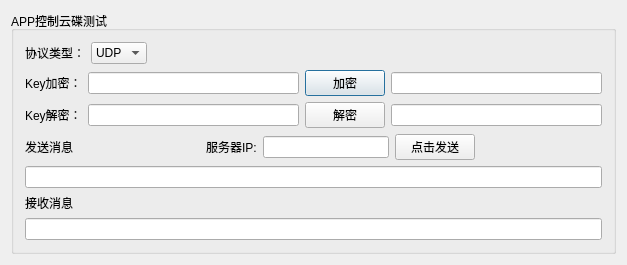
yanglw115/Softwares, file QT/Qt/Macao_Router_app_control_test/mainDialog.ui: the form before one commit.
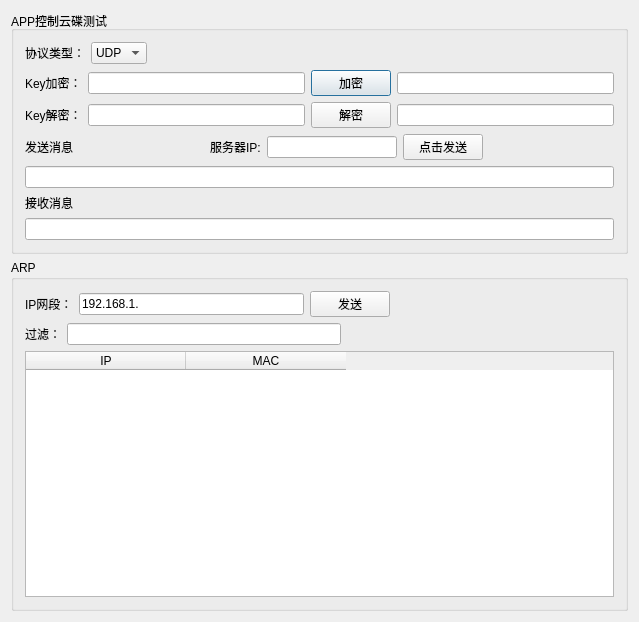
The form after the commit.

Commit message: 增加通过ARP获取与过滤局域网相应MAC的路由器IP地址功能。

Patch:
```diff
--- a/QT/Qt/Macao_Router_app_control_test/mainDialog.ui
+++ b/QT/Qt/Macao_Router_app_control_test/mainDialog.ui
@@ -7,7 +7,7 @@
     <x>0</x>
     <y>0</y>
     <width>627</width>
-    <height>263</height>
+    <height>622</height>
    </rect>
   </property>
   <property name="windowTitle">
@@ -189,23 +189,123 @@
         <item>
          <widget class="QLineEdit" name="m_pTextReceive"/>
         </item>
+       </layout>
+      </widget>
+     </item>
+    </layout>
+   </item>
+   <item>
+    <widget class="QGroupBox" name="groupBox_2">
+     <property name="title">
+      <string>ARP</string>
+     </property>
+     <layout class="QVBoxLayout" name="verticalLayout_6">
+      <item>
+       <layout class="QVBoxLayout" name="verticalLayout_5">
         <item>
-         <spacer name="verticalSpacer">
+         <layout class="QHBoxLayout" name="horizontalLayout_6">
+          <item>
+           <widget class="QLabel" name="label_7">
+            <property name="text">
+             <string>IP网段：</string>
+            </property>
+           </widget>
+          </item>
+          <item>
+           <widget class="QLineEdit" name="m_pLineIP">
+            <property name="text">
+             <string>192.168.1.</string>
+            </property>
+           </widget>
+          </item>
+          <item>
+           <widget class="QPushButton" name="m_pButtonArpSend">
+            <property name="text">
+             <string>发送</string>
+            </property>
+           </widget>
+          </item>
+          <item>
+           <spacer name="horizontalSpacer_4">
+            <property name="orientation">
+             <enum>Qt::Horizontal</enum>
+            </property>
+            <property name="sizeHint" stdset="0">
+             <size>
+              <width>40</width>
+              <height>20</height>
+             </size>
+            </property>
+           </spacer>
+          </item>
+         </layout>
+        </item>
+       </layout>
+      </item>
+      <item>
+       <layout class="QHBoxLayout" name="horizontalLayout_7">
+        <item>
+         <widget class="QLabel" name="label_8">
+          <property name="text">
+           <string>过滤：</string>
+          </property>
+         </widget>
+        </item>
+        <item>
+         <widget class="QLineEdit" name="m_pEditFilter"/>
+        </item>
+        <item>
+         <spacer name="horizontalSpacer_5">
           <property name="orientation">
-           <enum>Qt::Vertical</enum>
+           <enum>Qt::Horizontal</enum>
           </property>
           <property name="sizeHint" stdset="0">
            <size>
-            <width>20</width>
-            <height>40</height>
+            <width>40</width>
+            <height>20</height>
            </size>
           </property>
          </spacer>
         </item>
        </layout>
-      </widget>
-     </item>
-    </layout>
+      </item>
+      <item>
+       <widget class="QTableWidget" name="m_pTableIP">
+        <property name="minimumSize">
+         <size>
+          <width>589</width>
+          <height>0</height>
+         </size>
+        </property>
+        <attribute name="horizontalHeaderDefaultSectionSize">
+         <number>160</number>
+        </attribute>
+        <attribute name="horizontalHeaderMinimumSectionSize">
+         <number>140</number>
+        </attribute>
+        <attribute name="verticalHeaderDefaultSectionSize">
+         <number>30</number>
+        </attribute>
+        <attribute name="verticalHeaderMinimumSectionSize">
+         <number>100</number>
+        </attribute>
+        <column>
+         <property name="text">
+          <string notr="true">IP</string>
+         </property>
+         <property name="toolTip">
+          <string/>
+         </property>
+        </column>
+        <column>
+         <property name="text">
+          <string notr="true">MAC</string>
+         </property>
+        </column>
+       </widget>
+      </item>
+     </layout>
+    </widget>
    </item>
   </layout>
  </widget>
```
Left out of the diff: 2 changed lines with no effect on the pictures. The commit also changes 5 other files.
